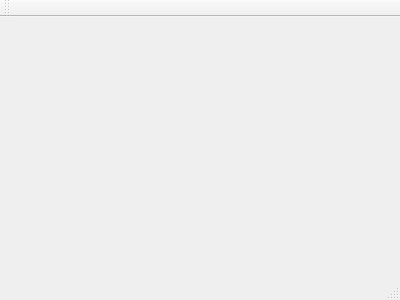
ByteNacked/DBprom3, file mainwindow.ui: the form before one commit.
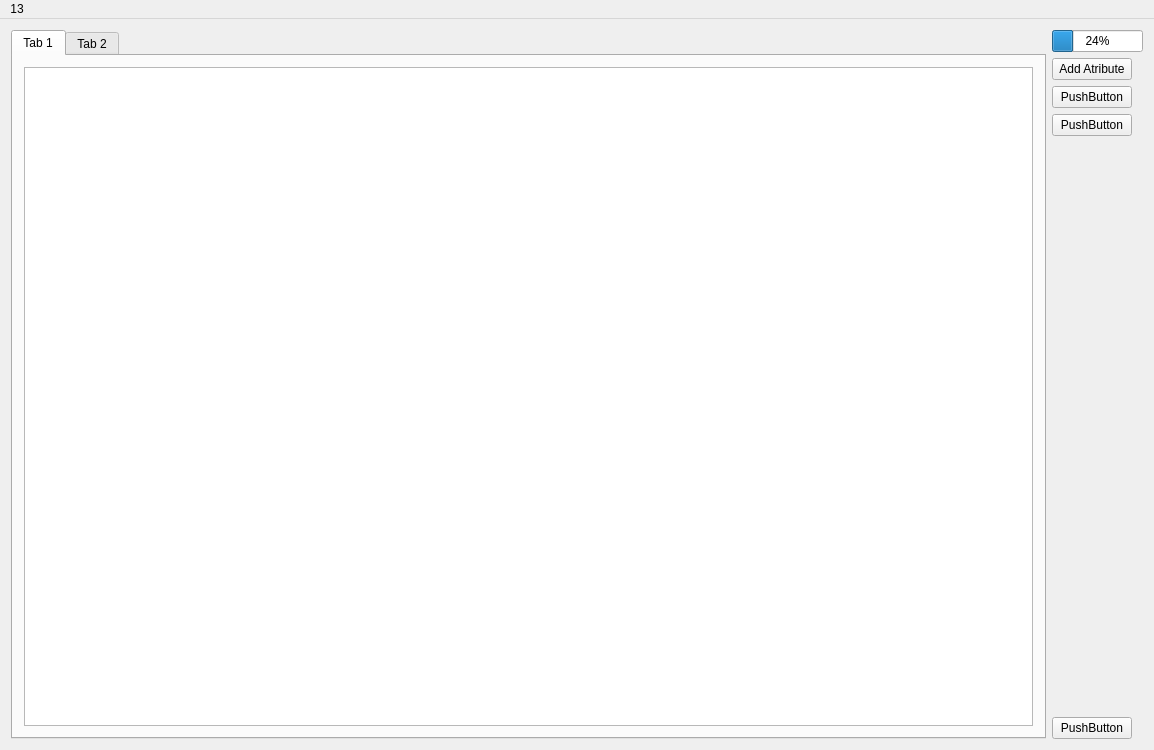
The form after the commit.

```diff
--- a/mainwindow.ui
+++ b/mainwindow.ui
@@ -1,24 +1,197 @@
 <ui version="4.0">
  <class>MainWindow</class>
- <widget class="QMainWindow" name="MainWindow" >
-  <property name="geometry" >
+ <widget class="QMainWindow" name="MainWindow">
+  <property name="geometry">
    <rect>
     <x>0</x>
     <y>0</y>
-    <width>400</width>
-    <height>300</height>
+    <width>1154</width>
+    <height>750</height>
    </rect>
   </property>
   <property name="windowTitle" >
    <string>MainWindow</string>
   </property>
-  <widget class="QMenuBar" name="menuBar" />
-  <widget class="QToolBar" name="mainToolBar" />
-  <widget class="QWidget" name="centralWidget" />
-  <widget class="QStatusBar" name="statusBar" />
+  <widget class="QWidget" name="centralWidget">
+   <layout class="QHBoxLayout" name="horizontalLayout">
+    <item>
+     <widget class="QTabWidget" name="tabWidget">
+      <property name="sizePolicy">
+       <sizepolicy hsizetype="Expanding" vsizetype="Expanding">
+        <horstretch>0</horstretch>
+        <verstretch>0</verstretch>
+       </sizepolicy>
+      </property>
+      <property name="currentIndex">
+       <number>0</number>
+      </property>
+      <widget class="QWidget" name="tab">
+       <property name="sizePolicy">
+        <sizepolicy hsizetype="Expanding" vsizetype="Expanding">
+         <horstretch>0</horstretch>
+         <verstretch>0</verstretch>
+        </sizepolicy>
+       </property>
+       <attribute name="title">
+        <string>Tab 1</string>
+       </attribute>
+       <layout class="QVBoxLayout" name="verticalLayout_2">
+        <item>
+         <widget class="QGraphicsView" name="graphicsView">
+          <property name="sizePolicy">
+           <sizepolicy hsizetype="Expanding" vsizetype="Expanding">
+            <horstretch>0</horstretch>
+            <verstretch>0</verstretch>
+           </sizepolicy>
+          </property>
+         </widget>
+        </item>
+       </layout>
+      </widget>
+      <widget class="QWidget" name="tab_2">
+       <attribute name="title">
+        <string>Tab 2</string>
+       </attribute>
+      </widget>
+     </widget>
+    </item>
+    <item>
+     <layout class="QVBoxLayout" name="verticalLayout_4">
+      <item>
+       <layout class="QVBoxLayout" name="verticalLayout">
+        <item>
+         <widget class="QProgressBar" name="progressBar">
+          <property name="sizePolicy">
+           <sizepolicy hsizetype="Fixed" vsizetype="Fixed">
+            <horstretch>0</horstretch>
+            <verstretch>0</verstretch>
+           </sizepolicy>
+          </property>
+          <property name="value">
+           <number>24</number>
+          </property>
+         </widget>
+        </item>
+        <item>
+         <widget class="QPushButton" name="AddAtribute">
+          <property name="sizePolicy">
+           <sizepolicy hsizetype="Fixed" vsizetype="Fixed">
+            <horstretch>0</horstretch>
+            <verstretch>0</verstretch>
+           </sizepolicy>
+          </property>
+          <property name="text">
+           <string>Add Atribute</string>
+          </property>
+         </widget>
+        </item>
+        <item>
+         <widget class="QPushButton" name="pushButton_2">
+          <property name="sizePolicy">
+           <sizepolicy hsizetype="Fixed" vsizetype="Fixed">
+            <horstretch>0</horstretch>
+            <verstretch>0</verstretch>
+           </sizepolicy>
+          </property>
+          <property name="text">
+           <string>PushButton</string>
+          </property>
+         </widget>
+        </item>
+        <item>
+         <widget class="QPushButton" name="pushButton_3">
+          <property name="sizePolicy">
+           <sizepolicy hsizetype="Fixed" vsizetype="Fixed">
+            <horstretch>0</horstretch>
+            <verstretch>0</verstretch>
+           </sizepolicy>
+          </property>
+          <property name="text">
+           <string>PushButton</string>
+          </property>
+         </widget>
+        </item>
+        <item>
+         <spacer name="verticalSpacer_2">
+          <property name="orientation">
+           <enum>Qt::Vertical</enum>
+          </property>
+          <property name="sizeHint" stdset="0">
+           <size>
+            <width>20</width>
+            <height>40</height>
+           </size>
+          </property>
+         </spacer>
+        </item>
+       </layout>
+      </item>
+      <item>
+       <layout class="QVBoxLayout" name="verticalLayout_3">
+        <item>
+         <spacer name="verticalSpacer">
+          <property name="orientation">
+           <enum>Qt::Vertical</enum>
+          </property>
+          <property name="sizeHint" stdset="0">
+           <size>
+            <width>20</width>
+            <height>40</height>
+           </size>
+          </property>
+         </spacer>
+        </item>
+        <item>
+         <widget class="QPushButton" name="pushButton_4">
+          <property name="sizePolicy">
+           <sizepolicy hsizetype="Fixed" vsizetype="Fixed">
+            <horstretch>0</horstretch>
+            <verstretch>0</verstretch>
+           </sizepolicy>
+          </property>
+          <property name="text">
+           <string>PushButton</string>
+          </property>
+         </widget>
+        </item>
+       </layout>
+      </item>
+     </layout>
+    </item>
+   </layout>
+   <zorder></zorder>
+   <zorder>tabWidget</zorder>
+  </widget>
+  <widget class="QMenuBar" name="menuBar">
+   <property name="geometry">
+    <rect>
+     <x>0</x>
+     <y>0</y>
+     <width>1154</width>
+     <height>29</height>
+    </rect>
+   </property>
+   <widget class="QMenu" name="menu13">
+    <property name="title">
+     <string>13</string>
+    </property>
+    <addaction name="action1"/>
+    <addaction name="action2"/>
+   </widget>
+   <addaction name="menu13"/>
+  </widget>
+  <action name="action1">
+   <property name="text">
+    <string>1</string>
+   </property>
+  </action>
+  <action name="action2">
+   <property name="text">
+    <string>2</string>
+   </property>
+  </action>
  </widget>
- <layoutDefault spacing="6" margin="11" />
- <pixmapfunction></pixmapfunction>
+ <layoutdefault spacing="6" margin="11"/>
  <resources/>
  <connections/>
 </ui>
```
Left out of the diff: 3 changed lines with no effect on the pictures.
